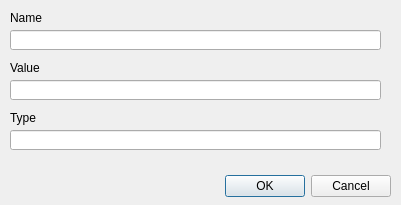
Old version of the form forms/MetadataForm.ui in the repository greshniksv/PBDatabaseGenerator.
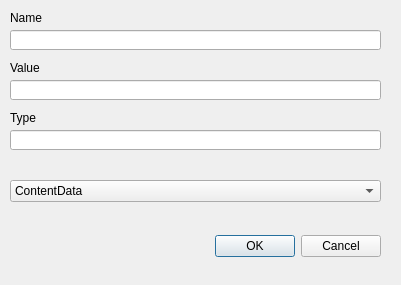
New version of the form.

What changed in the file:
```diff
--- a/forms/MetadataForm.ui
+++ b/forms/MetadataForm.ui
@@ -7,17 +7,29 @@
     <x>0</x>
     <y>0</y>
     <width>401</width>
-    <height>205</height>
+    <height>285</height>
    </rect>
   </property>
+  <property name="minimumSize">
+   <size>
+    <width>401</width>
+    <height>285</height>
+   </size>
+  </property>
+  <property name="maximumSize">
+   <size>
+    <width>401</width>
+    <height>285</height>
+   </size>
+  </property>
   <property name="windowTitle">
    <string>Dialog</string>
   </property>
   <widget class="QDialogButtonBox" name="btnBox">
    <property name="geometry">
     <rect>
-     <x>20</x>
-     <y>170</y>
+     <x>10</x>
+     <y>230</y>
      <width>371</width>
      <height>32</height>
     </rect>
@@ -98,6 +110,26 @@
     </rect>
    </property>
   </widget>
+  <widget class="QComboBox" name="cbRowType">
+   <property name="geometry">
+    <rect>
+     <x>10</x>
+     <y>180</y>
+     <width>371</width>
+     <height>22</height>
+    </rect>
+   </property>
+   <item>
+    <property name="text">
+     <string>ContentData</string>
+    </property>
+   </item>
+   <item>
+    <property name="text">
+     <string>MetaData</string>
+    </property>
+   </item>
+  </widget>
  </widget>
  <resources/>
  <connections>
```
Left out of the diff: 10 changed lines with no effect on the pictures.
